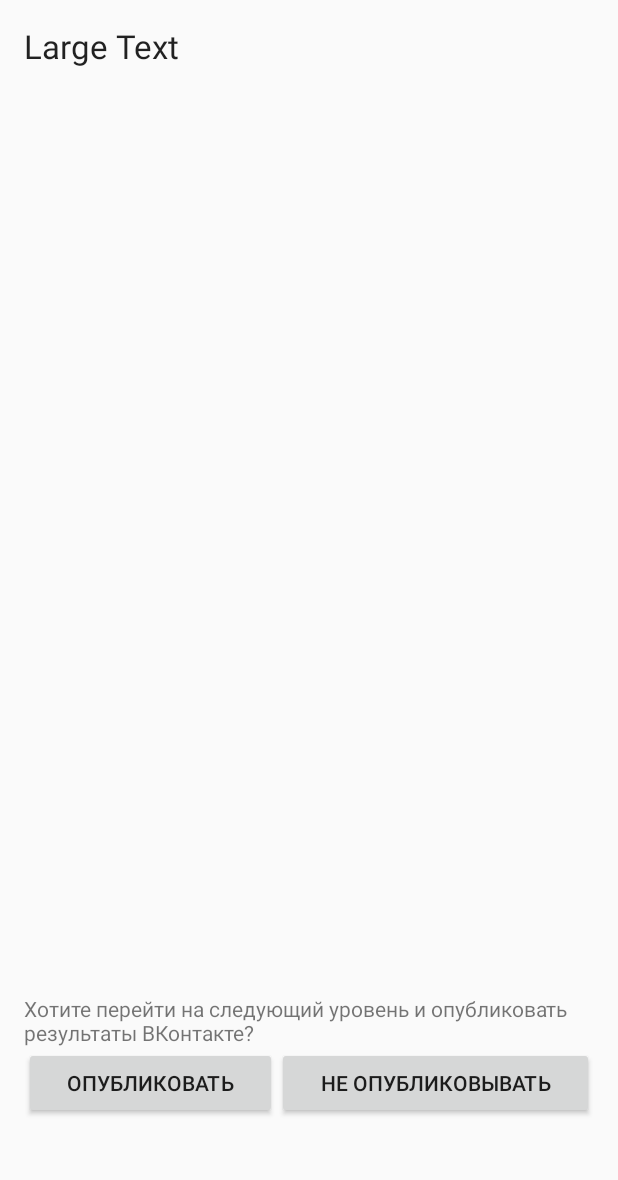
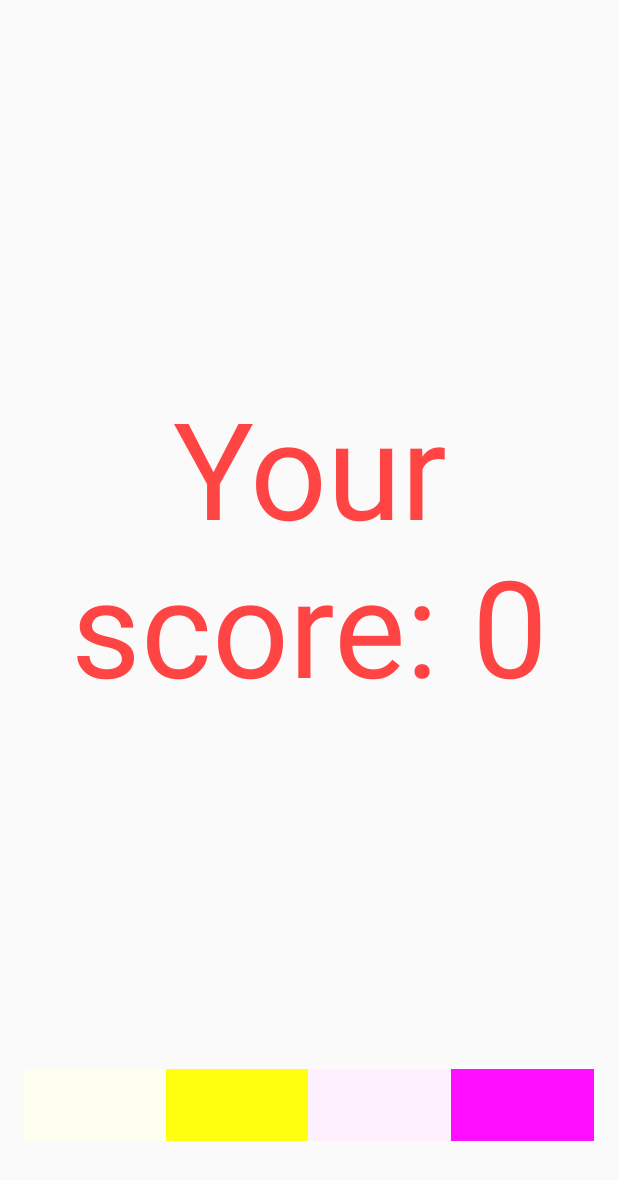
Before and after one commit to Owntage/PlatformerDefence, an Android app: the EndOfLevel screen opened directly, with no data from a screen before it, on a phone screen of 412 x 824 dp. Shown: the top 1180 px of the screen. Run offline under Robolectric (Android 15) with nearby library versions, the phone set to English and light mode, and no system bars.

Commit message:
update_last_layout

```diff
--- a/app/src/main/AndroidManifest.xml
+++ b/app/src/main/AndroidManifest.xml
@@ -19,7 +19,6 @@
         <activity android:name="com.vk.sdk.VKServiceActivity" android:label="ServiceActivity" android:theme="@style/VK.Transparent" />
         <activity
             android:name=".MenuActivity"
-            android:screenOrientation="portrait"
             android:label="@string/app_name">
             <intent-filter>
                 <action android:name="android.intent.action.MAIN" />
@@ -32,8 +31,7 @@
             android:screenOrientation="landscape" />
         <activity
             android:name=".EndOfLevel"
-            android:label="@string/title_activity_end_of_level"
-            android:screenOrientation="portrait"></activity>
+            android:label="@string/title_activity_end_of_level"></activity>
     </application>
 
 </manifest>
--- a/app/src/main/java/com/example/owntage/es2/EndOfLevel.java
+++ b/app/src/main/java/com/example/owntage/es2/EndOfLevel.java
@@ -24,92 +24,85 @@ import com.vk.sdk.api.model.VKScopes;
 import com.example.owntage.es2.common.User;
 import com.vk.sdk.util.VKUtil;
 
+import org.w3c.dom.Text;
+
 public class EndOfLevel extends Activity {
     private int col;
     private int level;
     private int min;
     private static final String KEY_TOKEN = "vk_token";
     private String id;
+
     @Override
     protected void onCreate(Bundle savedInstanceState) {
         super.onCreate(savedInstanceState);
         requestWindowFeature(Window.FEATURE_NO_TITLE);
         setContentView(R.layout.activity_end_of_level);
 
-        col=getIntent().getIntExtra("result",0);
-        level=getIntent().getIntExtra("level",0);
-        min=getIntent().getIntExtra("minimum",0);
-        String[] fingerprints = VKUtil.getCertificateFingerprint(this, this.getPackageName());
-        Button btnAgree=(Button)findViewById(R.id.agree);
-        Button btnDisAgree=(Button)findViewById(R.id.disagree);
-        TextView textQ=(TextView)findViewById(R.id.question);
-        if(min>col)
+        col = getIntent().getIntExtra("result", 0);
+        level = getIntent().getIntExtra("level", 0);
+        min = getIntent().getIntExtra("minimum", 0);
+        //String[] fingerprints = VKUtil.getCertificateFingerprint(this, this.getPackageName());
+
+        Button vk = (Button) findViewById(R.id.vk), next = (Button) findViewById(R.id.next);
+        TextView txt=(TextView)findViewById(R.id.result);
+        if (min > col) {
+            vk.setVisibility(View.GONE);
+            next.setVisibility(View.GONE);
+        } else {
+            vk.setVisibility(View.VISIBLE);
+            if (level < MenuActivity.N)
+                next.setVisibility(View.VISIBLE);
+            else
+                next.setVisibility(View.GONE);
+        }
+        txt.setText(getResources().getText(R.string.score)+" "+col);
+        if(level==MenuActivity.Open && min<=col)
         {
-            btnAgree.setText(getResources().getText(R.string.yes));
-            btnDisAgree.setText(getResources().getText(R.string.no));
-            textQ.setText(getResources().getText(R.string.repeate));
-        }
-        else
-        {
-            btnAgree.setText(getResources().getText(R.string.agree_vk));
-            btnDisAgree.setText(getResources().getText(R.string.desagree_vk));
-            textQ.setText(getResources().getText(R.string.do_in_vk_next));
+            MenuActivity.Open++;
         }
     }
-    public void onClickAgree(View view)
-    {
-        if(min>col)
-        {
-            level--;
 
-        }
-        else {
-            WriteNode();
-        }
-        onClickDisagree(view);
-    }
-    private Intent intent;
-    public void onClickDisagree(View view) {
+    public void onClickNext(View view) {
         finish();
-        if(view.getId()==R.id.disagree && min<col)
-            return;
-        if(level+1> MenuActivity.N)
-            return;
-        intent = new Intent(EndOfLevel.this, MainActivity.class);
+
+        Intent intent = new Intent(EndOfLevel.this, MainActivity.class);
         intent.putExtra("level_number", level + 1);
-        if(view.getId()==R.id.disagree)
         startActivity(intent);
     }
 
-    private void WriteNode()
-    {
-        VKAccessToken token=VKAccessToken.tokenFromSharedPreferences(this,KEY_TOKEN);
-        if(token!=null)
-        {
+    public void onClickRepeate(View view) {
+        finish();
+        Intent intent = new Intent(EndOfLevel.this, MainActivity.class);
+        intent.putExtra("level_number", level);
+        startActivity(intent);
+    }
+
+    public void onClickVK(View view) {
+        VKAccessToken token = VKAccessToken.tokenFromSharedPreferences(this, KEY_TOKEN);
+        if (token != null) {
             onLoginIn(token);
-        }
-        else
-        {
-            VKSdk.login(this,VKScopes.WALL);
+        } else {
+            VKSdk.login(this, VKScopes.WALL);
         }
     }
 
-    protected void onLoginIn(VKAccessToken token)
-    {
-        Log.i(TAG,"onLoginIn: "+token);
-        id=token.userId;
+    public void onClickMenu(View view) {
+        finish();
+    }
+
+    protected void onLoginIn(VKAccessToken token) {
+        Log.i(TAG, "onLoginIn: " + token);
+        id = token.userId;
         startCurrentUserRequest();
     }
 
     protected void onLoginFailed(VKError error) {
         Log.w(TAG, "onLoggedFailed: " + error);
-        finish();
-        startActivity(intent);
     }
 
     @Override
-    protected void onActivityResult(int requestCode,int resultCode,Intent data)
-    {
+    protected void onActivityResult(int requestCode, int resultCode, Intent data) {
         VKSdk.onActivityResult(requestCode, resultCode, data, new VKCallback<VKAccessToken>() {
             @Override
             public void onResult(VKAccessToken res) {
@@ -133,8 +126,6 @@ public class EndOfLevel extends Activity {
             @Override
             public void onComplete(VKResponse response) {
                 Log.i(TAG, "onComplete request");
-                finish();
-                startActivity(intent);
             }
 
             @Override
@@ -144,5 +135,5 @@ public class EndOfLevel extends Activity {
         });
     }
 
-    private static final String TAG="EndOfLevel";
+    private static final String TAG = "EndOfLevel";
 }
--- a/app/src/main/res/layout/activity_end_of_level.xml
+++ b/app/src/main/res/layout/activity_end_of_level.xml
@@ -16,14 +16,20 @@
         android:orientation="horizontal"
         android:layout_width="match_parent"
         android:layout_height="wrap_content"
-        android:layout_weight="10">
+        android:layout_weight="10"
+        android:baselineAligned="false"
+        android:clickable="false">
 
         <TextView
             android:layout_width="wrap_content"
             android:layout_height="wrap_content"
             android:textAppearance="?android:attr/textAppearanceLarge"
-            android:text="Large Text"
-            android:id="@+id/result" />
+            android:text="@string/score"
+            android:textSize="90dp"
+            android:id="@+id/result"
+            android:layout_gravity="center"
+            android:gravity="center_horizontal"
+            android:textColor="@android:color/holo_red_light"/>
 
     </LinearLayout>
 
@@ -33,12 +39,6 @@
         android:layout_height="wrap_content"
         android:layout_weight="1">
 
-        <TextView
-            android:layout_width="match_parent"
-            android:layout_height="wrap_content"
-            android:text="@string/do_in_vk_next"
-            android:id="@+id/question"/>
-
         <LinearLayout
             android:layout_width="match_parent"
             android:layout_height="wrap_content">
@@ -47,17 +47,33 @@
                 android:layout_width="wrap_content"
                 android:layout_height="wrap_content"
                 android:layout_weight="1"
-                android:text="@string/agree_vk"
-                android:id="@+id/agree"
-                android:onClick="onClickAgree"/>
+                android:id="@+id/vk"
+                android:onClick="onClickVK"
+                android:background="#fffff0" />
 
             <Button
                 android:layout_width="wrap_content"
                 android:layout_height="wrap_content"
                 android:layout_weight="1"
-                android:text="@string/desagree_vk"
-                android:id="@+id/disagree"
-                android:onClick="onClickDisagree"/>
+                android:id="@+id/repeate"
+                android:onClick="onClickRepeate"
+                android:background="#ffff0f" />
+
+            <Button
+                android:layout_width="wrap_content"
+                android:layout_height="wrap_content"
+                android:layout_weight="1"
+                android:id="@+id/next"
+                android:onClick="onClickNext"
+                android:background="#fff0ff" />
+
+            <Button
+                android:layout_width="wrap_content"
+                android:layout_height="wrap_content"
+                android:layout_weight="1"
+                android:id="@+id/menu"
+                android:onClick="onClickMenu"
+                android:background="#ff0fff" />
         </LinearLayout>
     </LinearLayout>
 </LinearLayout>
--- a/app/src/main/res/layout/item_list.xml
+++ b/app/src/main/res/layout/item_list.xml
@@ -15,6 +15,7 @@
         android:textSize="@dimen/abc_action_bar_progress_bar_size"
         android:textStyle="bold"
         android:nestedScrollingEnabled="false"
-        android:background="@drawable/button0" />
+        android:background="@drawable/button0"
+        android:maxWidth="95dp"/>
 
 </LinearLayout>
--- a/app/src/main/res/layout/menu_layout.xml
+++ b/app/src/main/res/layout/menu_layout.xml
@@ -2,10 +2,6 @@
 <LinearLayout xmlns:android="http://schemas.android.com/apk/res/android"
     android:orientation="vertical" android:layout_width="match_parent"
     android:layout_height="match_parent">
-    <TextView
-        android:layout_width="wrap_content"
-        android:layout_height="wrap_content"
-        android:id="@+id/txt"/>
     <android.support.v7.widget.RecyclerView
         android:id="@+id/list"
         android:layout_width="match_parent"
--- a/app/src/main/res/values/strings.xml
+++ b/app/src/main/res/values/strings.xml
@@ -2,13 +2,8 @@
     <string name="app_name">ES2</string>
     <string name="title_activity_end_of_level">EndOfLevel</string>
     <integer name="com_vk_sdk_AppId">5188470</integer>
-    <string name="for_wall_before">Я набрал в игре ES2 </string>
+    <string name="for_wall_before">Я набрал в игре PlatformerDefence </string>
     <string name="for_wall_after"> очков. А ты сколько сможешь?</string>
-    <string name="do_in_vk_next">Хотите перейти на следующий уровень и опубликовать результаты ВКонтакте?</string>
-    <string name="repeate">Хотите повторить уровень?</string>
-    <string name="agree_vk">Опубликовать</string>
-    <string name="desagree_vk">Не опубликовывать</string>
-    <string name="yes">Да</string>
-    <string name="no">Нет</string>
+    <string name="score">Your score:</string>
 
 </resources>
```
Also changed, not shown: app/src/main/java/com/example/owntage/es2/MenuActivity.java (+17 -10 lines), 1 other file. Lines whose indentation alone changed are shown as unchanged.
